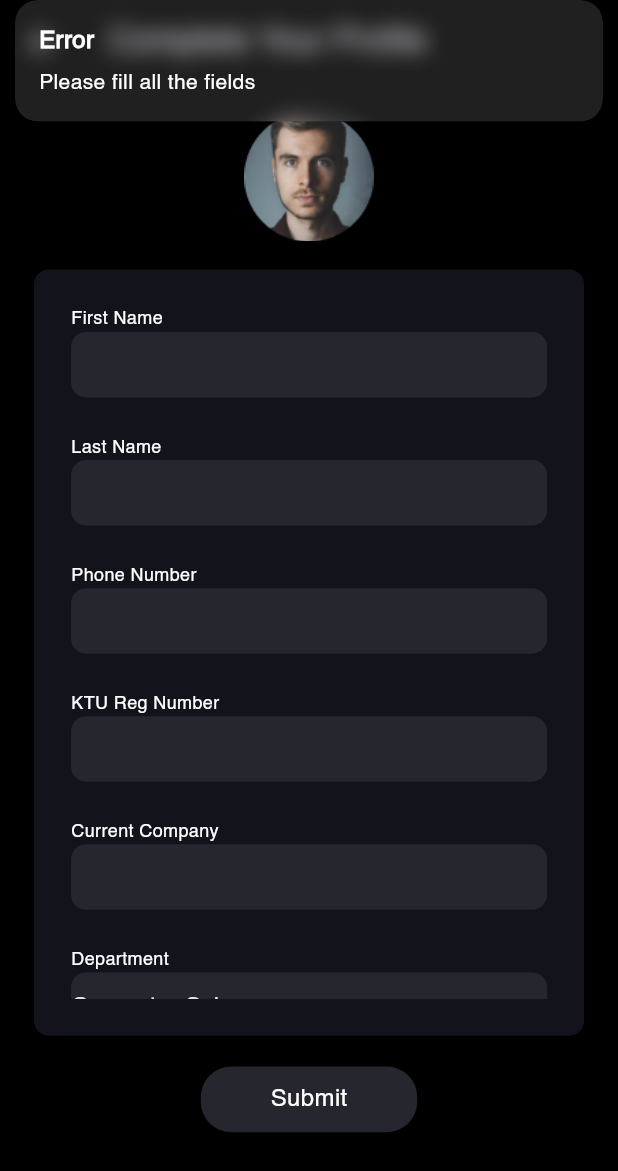
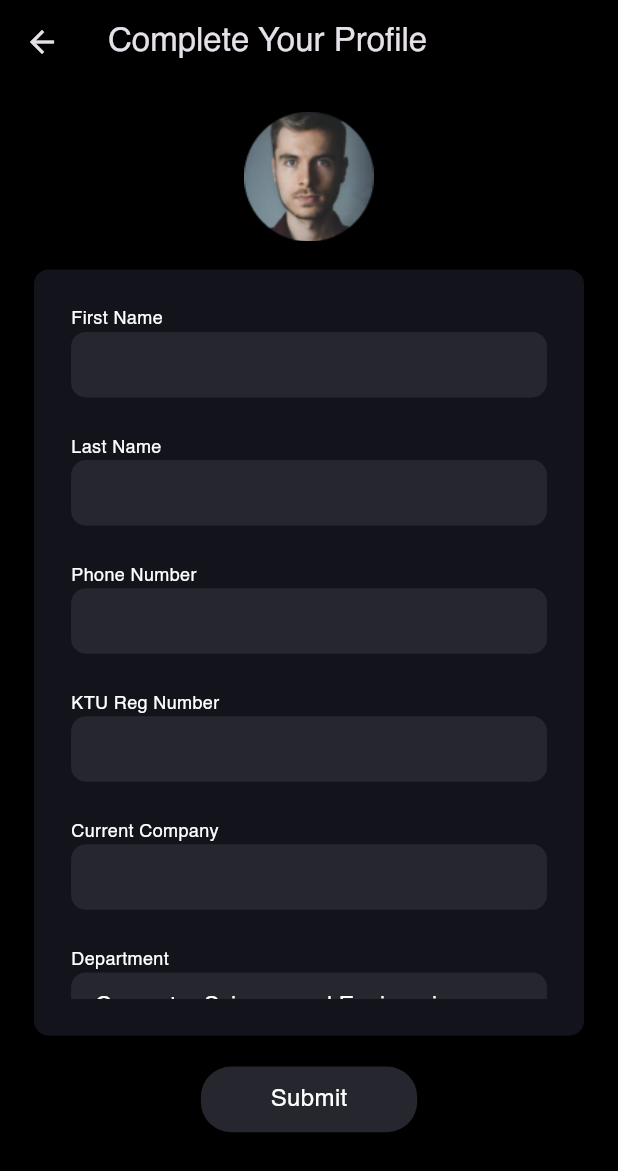
Before and after one commit to angathjr/Alma-FrontEnd, a Flutter app: the AlumniProfileScreen screen opened by its route, after a tap on "Submit", on a phone screen of 412 x 824 dp. Shown: the top 1171 px of the screen. Run offline on Flutter 3.47's test engine with Material 2 defaults, Android fonts, the phone set to English and light mode, and no system bars; our stand-ins replace firebase_core, get, get_storage, google_sign_in, lottie, table_calendar; accounts and stored records are empty; network calls fail; statements that could not run were skipped.

Commit message:
add logo and icon

```diff
--- a/lib/auth/controllers/auth_controller.dart
+++ b/lib/auth/controllers/auth_controller.dart
@@ -59,11 +59,11 @@ class AuthController extends GetxController {
       _storage.write('user', userModel.toJson());
       log('nameis${userModel.firstName}');
 
-      if (userModel.isVerified ?? false) {
-        _storage.write('isVerified', true);
-      } else {
-        _storage.write('isVerified', false);
-      }
+      // if (userModel.isVerified ?? false) {
+      //   _storage.write('isVerified', true);
+      // } else {
+      //   _storage.write('isVerified', false);
+      // }
       loginText.value="Logged in ";
       isSigningIn(false);
 
--- a/lib/auth/views/login_screen.dart
+++ b/lib/auth/views/login_screen.dart
@@ -14,7 +14,9 @@ class LoginScreen extends StatelessWidget {
     double height = MediaQuery.of(context).size.height;
     return Scaffold(
         backgroundColor: Colors.black,
-        body: Column(
+        body: Stack(
+          children: [
+            Column(
               children: [
                 SizedBox(
                   width: width,
@@ -32,7 +34,8 @@ class LoginScreen extends StatelessWidget {
                     width: width * .75,
                     height: height * .06,
                     decoration: BoxDecoration(
-                    borderRadius: const BorderRadius.all(Radius.circular(30)),
+                        borderRadius:
+                            const BorderRadius.all(Radius.circular(30)),
                         boxShadow: const [
                           BoxShadow(
                               color: Color.fromARGB(255, 53, 51, 51),
@@ -84,6 +87,9 @@ class LoginScreen extends StatelessWidget {
                   height: height * 0.04,
                 )
               ],
+            ),
+            Center(child: Image.asset("assets/images/applogo.png")),
+          ],
         ));
   }
 }
--- a/lib/registration/controllers/alumni_profile_controller.dart
+++ b/lib/registration/controllers/alumni_profile_controller.dart
@@ -25,6 +25,20 @@ class AlumniProfileController extends GetxController {
   final _storage = GetStorage();
   late UserModel userModel;
 
+  static final List<String> departments = [
+    "Computer Science and Engineering",
+    "Electronics and Communication Engineering",
+    "Electrical and Electronics Engineering",
+    "Mechanical Engineering",
+    "Civil Engineering",
+    "Chemical Engineering",
+    "Production Engineering",
+    "Architecture",
+    "Applied Electronics and Instrumentation",
+  ];
+
+  var selectedDepartment = departments.first.obs;
+
   @override
   void onInit() {
     super.onInit();
@@ -37,10 +51,11 @@ class AlumniProfileController extends GetxController {
 //api calls
 
   void setAlumni() async {
-    Map data = {"user_type": "ALUMNI", "username": user.value.username};
+    Map data = {"user_type": "ALUMNI"};
 
     try {
-      final response = await api.putApi('/users/user/10', data);
+      final response =
+          await api.putApi('/users/user/${user.value.username}', data);
       log(response.body);
     } catch (e) {
       log(e.toString());
@@ -57,16 +72,31 @@ class AlumniProfileController extends GetxController {
         year1Controller.text.isEmpty ||
         year2Controller.text.isEmpty) {
       Get.snackbar('Error', 'Please fill all the fields');
-    } else {
-      userModel = userModel.copyWith(
-        firstName: firstNameController.text.trim(),
-        lastName: lastNameController.text.trim(),
-        phoneNumber: phoneNumberController.text.trim(),
-      );
+    } else {}
+  }
 
+  int getIdofDepartment() {
+    int index = departments.indexOf(selectedDepartment.toString());
+    return index + 1;
+  }
+
+  void updateUser() async {
+    userModel = userModel.copyWith(
+      firstName: firstNameController.text.trim(),
+      lastName: firstNameController.text.trim(),
+      phoneNumber: phoneNumberController.text.trim(),
+    );
+
+    Map data = {
+      "first_name": firstNameController.text,
+    };
+
+    try {
       final response = await api.putApi(
-          '/users/alumni/${user.value.username}}', userModel.toJson());
+          '/users/user/${user.value.username}', userModel.toJson());
       log(response.body);
+    } catch (e) {
+      log(e.toString());
     }
   }
 }
--- a/lib/registration/views/alumni_profile_screen.dart
+++ b/lib/registration/views/alumni_profile_screen.dart
@@ -1,10 +1,6 @@
-import 'dart:math';
-
-import 'package:alma/auth/models/user.dart';
 import 'package:alma/registration/controllers/alumni_profile_controller.dart';
 import 'package:flutter/material.dart';
 import 'package:get/get.dart';
-import 'package:get_storage/get_storage.dart';
 
 class AlumniProfileScreen extends StatelessWidget {
   AlumniProfileScreen({super.key});
@@ -12,7 +8,6 @@ class AlumniProfileScreen extends StatelessWidget {
   final AlumniProfileController controller = Get.find();
 
   @override
-  int _value = 1;
   Widget build(BuildContext context) {
     double width = MediaQuery.of(context).size.width;
     double height = MediaQuery.of(context).size.height;
@@ -185,42 +180,39 @@ class AlumniProfileScreen extends StatelessWidget {
                             width: width * 02,
                             height: height * .053,
                             decoration: const BoxDecoration(
-                            borderRadius: BorderRadius.all(Radius.circular(10)),
+                              borderRadius:
+                                  BorderRadius.all(Radius.circular(10)),
                               color: Color(0xff25262E),
                             ),
-                          child: DropdownButtonFormField(
-                              decoration: const InputDecoration(
-                                border: UnderlineInputBorder(
-                                  borderSide: BorderSide.none
-                                )
+                            child: Obx(
+                              () => DropdownButtonHideUnderline(
+                                child: ButtonTheme(
+                                  alignedDropdown: true,
+                                  child: DropdownButton(
+                                    borderRadius: BorderRadius.circular(20),
+                                    isExpanded: true,
+                                    isDense: false,
+                                    value: controller.selectedDepartment.value,
+                                    elevation: 0,
+                                    items: AlumniProfileController.departments
+                                        .map<DropdownMenuItem<String>>(
+                                            (String value) {
+                                      return DropdownMenuItem(
+                                        value: value,
+                                        child: Text(value,
+                                            style: TextStyle(
+                                                color: Colors.white,
+                                                fontSize: width * 0.037)),
+                                      );
+                                    }).toList(),
+                                    onChanged: (value) {
+                                      controller.selectedDepartment.value =
+                                          value.toString();
+                                    },
                                   ),
-                              value: _value,
-                              items: const [
-                                DropdownMenuItem(
-                                  child: Text("Computer Science"),
-                                  value: 1,
                                 ),
-                                DropdownMenuItem(
-                                  child: Text("Electronics and Communication"),
-                                  value: 2,
                               ),
-                                DropdownMenuItem(
-                                  child: Text("Mechanical Engineering"),
-                                  value: 3,
-                                ),
-                                DropdownMenuItem(
-                                  child: Text("Electrical Enineering"),
-                                  value: 4,
-                                ),
-
-                              ],
-                              onChanged: (value) {
-                                setState(() {
-                                  _value = value!;
-                                });
-                              },
-                              hint: Text("Select item")),
-                        ),
+                            )),
                         SizedBox(
                           height: width * 0.08,
                         ),
@@ -279,8 +271,8 @@ class AlumniProfileScreen extends StatelessWidget {
             SizedBox(
               height: width * 0.05,
             ),
-            GestureDetector(
-              onTap: () => controller.registerAlumni(),
+            InkWell(
+              onTap: () => controller.updateUser(),
               child: Container(
                 width: width * 0.35,
                 height: height * .053,
@@ -298,9 +290,6 @@ class AlumniProfileScreen extends StatelessWidget {
                         fontSize: 16,
                       ),
                     ),
-
-
-
                   ],
                 ),
               ),
@@ -310,6 +299,4 @@ class AlumniProfileScreen extends StatelessWidget {
       ),
     );
   }
-
-  void setState(Null Function() param0) {}
 }
```
Also changed, not shown: assets/images/applogo.png (added), 5 other files. Lines whose indentation alone changed are shown as unchanged.
